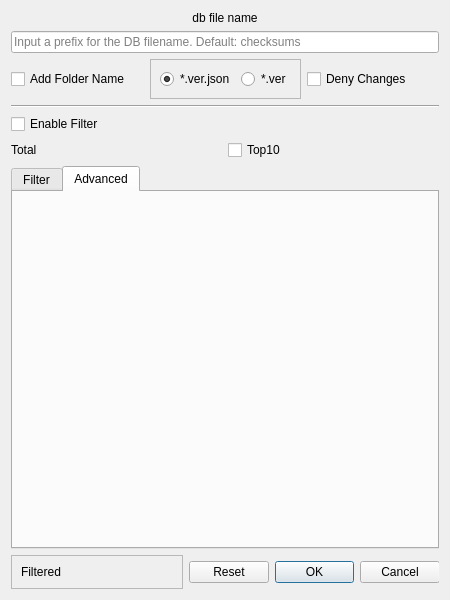
This is src/dialogdbcreation.ui in artemvlas/veretino as Qt 5 draws it before an edit. The edited form follows.
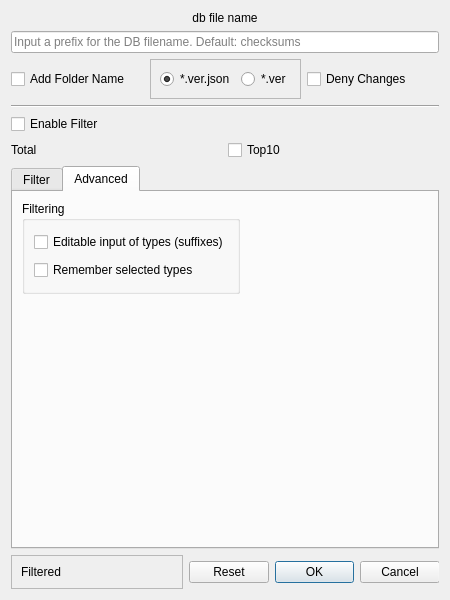
This is the edited form. The open tabs and pages were chosen to show the change. Custom widgets are drawn as their Qt base class.

What changed in the file:
```diff
--- a/src/dialogdbcreation.ui
+++ b/src/dialogdbcreation.ui
@@ -187,7 +187,38 @@
       <attribute name="title">
        <string>Advanced</string>
       </attribute>
-      <layout class="QVBoxLayout" name="verticalLayout_3"/>
+      <widget class="QGroupBox" name="groupBox">
+       <property name="geometry">
+        <rect>
+         <x>9</x>
+         <y>9</y>
+         <width>218</width>
+         <height>93</height>
+        </rect>
+       </property>
+       <property name="title">
+        <string>Filtering</string>
+       </property>
+       <layout class="QGridLayout" name="gridLayout_3">
+        <item row="0" column="0">
+         <widget class="QCheckBox" name="cb_editable_exts">
+          <property name="text">
+           <string>Editable input of types (suffixes)</string>
+          </property>
+         </widget>
+        </item>
+        <item row="1" column="0">
+         <widget class="QCheckBox" name="cb_remember_types">
+          <property name="toolTip">
+           <string>The selected list of extensions will be checked next time, if there are any in the folder.</string>
+          </property>
+          <property name="text">
+           <string>Remember selected types</string>
+          </property>
+         </widget>
+        </item>
+       </layout>
+      </widget>
      </widget>
     </widget>
    </item>
```
